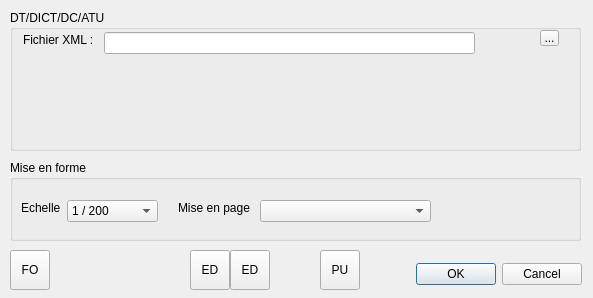
Old version of the form DICT_dialog_base.ui in the repository jmarsac/DICT.
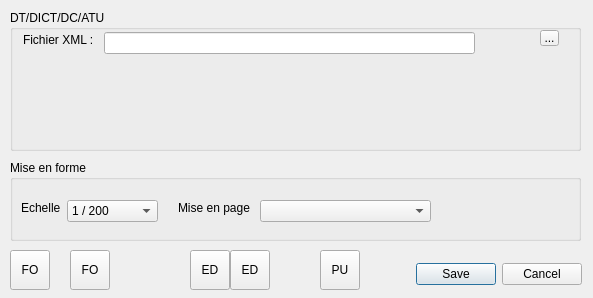
New version of the form. Icons and pictures are not drawn.

Commit message: Add/rename icons and buttons

Patch:
```diff
--- a/DICT_dialog_base.ui
+++ b/DICT_dialog_base.ui
@@ -26,7 +26,7 @@
     <enum>Qt::Horizontal</enum>
    </property>
    <property name="standardButtons">
-    <set>QDialogButtonBox::Cancel|QDialogButtonBox::Ok</set>
+    <set>QDialogButtonBox::Cancel|QDialogButtonBox::Save</set>
    </property>
   </widget>
   <widget class="QGroupBox" name="groupBoxDemande">
@@ -368,6 +368,32 @@
     </size>
    </property>
   </widget>
+  <widget class="QToolButton" name="toolButtonCleanFolios">
+   <property name="geometry">
+    <rect>
+     <x>70</x>
+     <y>250</y>
+     <width>40</width>
+     <height>40</height>
+    </rect>
+   </property>
+   <property name="toolTip">
+    <string>Supprimer les folios</string>
+   </property>
+   <property name="text">
+    <string>FO</string>
+   </property>
+   <property name="icon">
+    <iconset>
+     <normaloff>icon_purge_folios.png</normaloff>icon_purge_folios.png</iconset>
+   </property>
+   <property name="iconSize">
+    <size>
+     <width>32</width>
+     <height>32</height>
+    </size>
+   </property>
+  </widget>
  </widget>
  <tabstops>
   <tabstop>lineEdit</tabstop>
```
Left out of the diff: 4 changed lines with no effect on the pictures.
